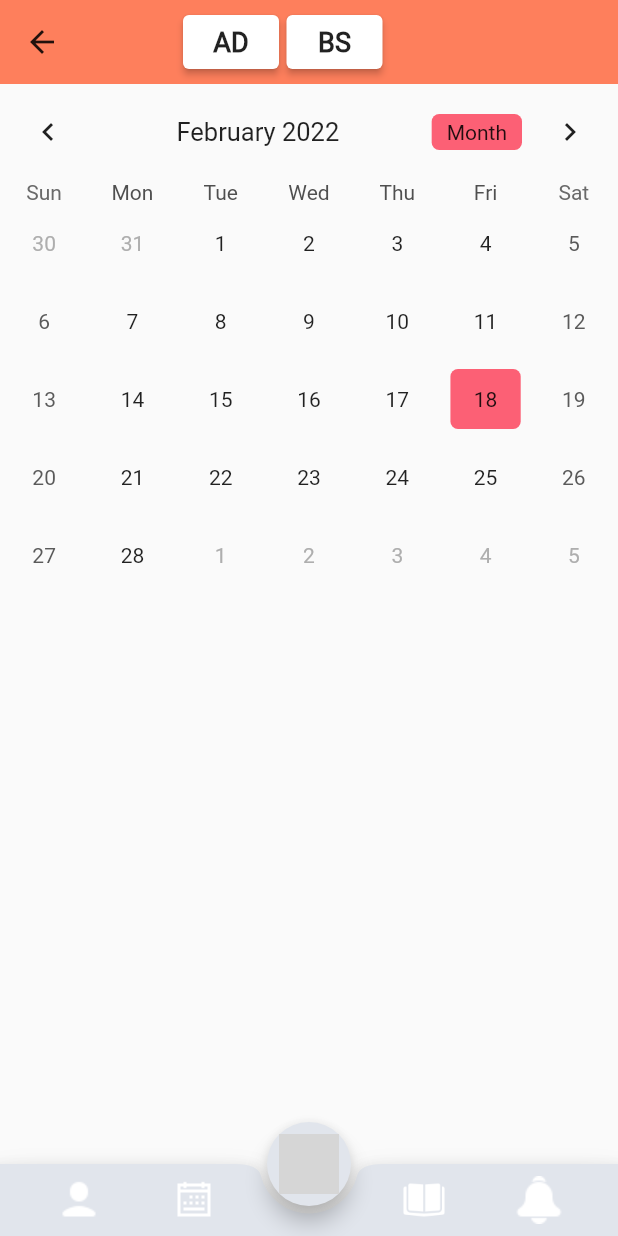
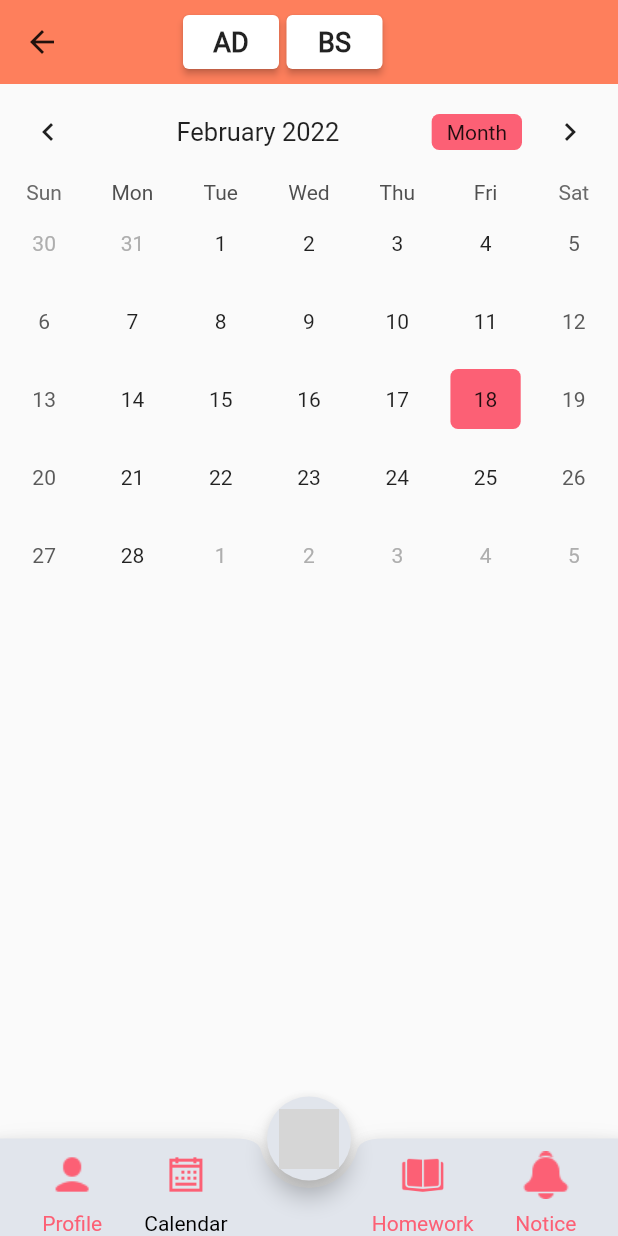
Before and after one commit to kalind7/Excel_public_school, a Flutter app: the screen it shows after launch, item 2 of the bottom bar chosen, on a phone screen of 412 x 824 dp. Run offline on Flutter 3.47's test engine with Material 2 defaults, Android fonts, the phone set to English and light mode, and no system bars; drawn by our look-alikes of table_calendar; our stand-ins replace flutter_svg, fluttertoast, form_field_validator, get, hexcolor and 1 more; missing offline and left inert: dart:ffi, nepali_date_picker; grey boxes are pictures that could not be loaded.

Commit message:
new changes....

```diff
--- a/lib/main.dart
+++ b/lib/main.dart
@@ -1,6 +1,5 @@
 import 'package:excel_public_school/ui_pages/dashboard.dart';
 import 'package:excel_public_school/ui_pages/login_page.dart';
-import 'package:excel_public_school/ui_pages/splash_screen.dart';
 import 'package:flutter/material.dart';
 import 'package:flutter/services.dart';
 import 'package:get/get.dart';
@@ -32,7 +31,7 @@ class MyApp extends StatelessWidget {
       ),
       initialRoute: '/',
       routes: {
-        '/': (context)=> const Dashboard(),
+        '/': (context)=>  HomePage(),
         '/login': (context) => const LoginPage(),
       },
     );
--- a/lib/ui_pages/calendar.dart
+++ b/lib/ui_pages/calendar.dart
@@ -47,7 +47,7 @@ class _CalendarState extends State<Calendar> {
         leading: IconButton(
           onPressed: () {
             Navigator.push(context,
-                MaterialPageRoute(builder: (context) => const Dashboard()));
+                MaterialPageRoute(builder: (context) => const HomePage()));
           },
           icon: const Icon(Icons.arrow_back, color: Colors.black87,),
         ),
--- a/lib/ui_pages/dashboard.dart
+++ b/lib/ui_pages/dashboard.dart
@@ -37,15 +37,15 @@ void SelectedItem(BuildContext context, item) {
   }
 }
 
-class Dashboard extends StatefulWidget {
-  const Dashboard({Key? key}) : super(key: key);
+class HomePage extends StatefulWidget {
+  const HomePage({Key? key}) : super(key: key);
 
 
   @override
-  _DashboardState createState() => _DashboardState();
+  _HomePageState createState() => _HomePageState();
 }
 
-class _DashboardState extends State<Dashboard>  {
+class _HomePageState extends State<HomePage>  {
 
   final bool _showNotch = true;
   final FloatingActionButtonLocation
@@ -84,7 +84,7 @@ class _DashboardState extends State<Dashboard>  {
 
   void onChangedTab(int index){
     setState(() {
-     this.index = index;
+      this.index = index;
     });
   }
 }
--- a/lib/ui_pages/login_page.dart
+++ b/lib/ui_pages/login_page.dart
@@ -237,7 +237,7 @@ class _LoginPageState extends State<LoginPage> {
                             Navigator.push(
                                 context,
                                 MaterialPageRoute(
-                                    builder: (context) => const Dashboard()));
+                                    builder: (context) => const HomePage()));
                           }
                         }),
                     const Footer(),
--- a/lib/ui_pages/newDashboard.dart
+++ b/lib/ui_pages/newDashboard.dart
@@ -1,27 +1,20 @@
-import 'package:excel_public_school/widgets/bottom_nav_bar.dart';
-import 'package:excel_public_school/widgets/category_drawer.dart';
 import 'package:excel_public_school/widgets/grid_view.dart';
 import 'package:excel_public_school/widgets/landing_page.dart';
 import 'package:flutter/material.dart';
 
+
 class NewDashboard extends StatelessWidget {
-   NewDashboard({Key? key}) : super(key: key);
-
-  final GlobalKey<ScaffoldState> _scaffoldKey = GlobalKey<ScaffoldState>();
-
+    NewDashboard({Key? key}) : super(key: key);
+   final GlobalKey<ScaffoldState> _scaffoldKey = GlobalKey<ScaffoldState>();
 
   @override
   Widget build(BuildContext context) {
     return Scaffold(
       key: _scaffoldKey,
-      drawer: CategoryDrawer(),
-
       body: ListView(
         children: [
           LandingPage(iconTitle: 'files/icons/four_bar_menu.svg',onPress: (){_scaffoldKey.currentState!.openDrawer();},),
-
-          const Gridview(),
-
+          Gridview(),
         ],
       ),
     );
--- a/lib/widgets/bottom_nav_bar.dart
+++ b/lib/widgets/bottom_nav_bar.dart
@@ -21,31 +21,72 @@ class TabBarMaterialWidget extends StatefulWidget {
 
 class _TabBarMaterialWidgetState extends State<TabBarMaterialWidget> {
 
-
-
   @override
   Widget build(BuildContext context) {
 
-    final placeHolder = Opacity(
+    const placeHolder =  Opacity(
         opacity: 0,
-      child: IconButton(onPressed: null, icon: Icon(Icons.no_cell)),
+      child: IconButton(onPressed: null, icon:  Icon(Icons.no_cell)),
 
     );
 
     return BottomAppBar(
-      shape: CircularNotchedRectangle(),
+      shape: const CircularNotchedRectangle(),
       notchMargin: 5,
       color: HexColor('#E1E5EC'),
+        child: SizedBox(
+            height: 65,
             child: Row(
               mainAxisAlignment: MainAxisAlignment.spaceEvenly,
               children:[
+
+                Column(
+                  mainAxisSize: MainAxisSize.min,
+                  children: [
                     buildTabItem(index: 0, icon: 'files/bottom_navbar_icons/profile.png'),
+
+                    Text('Profile', style: TextStyle(color: widget.index == 0 ? Colors.black: pinkOne),)
+
+                  ],
+                ),
+
+
+                Column(
+                  mainAxisSize: MainAxisSize.min,
+                  children: [
                     buildTabItem(index: 1, icon: 'files/bottom_navbar_icons/calendar.png'),
+
+                    Text('Calendar', style: TextStyle(color: widget.index == 1 ? Colors.black: pinkOne),)
+
+                  ],
+                ),
+
                 placeHolder,
+
+
+                Column(
+                  mainAxisSize: MainAxisSize.min,
+                  children: [
                     buildTabItem(index: 2, icon: 'files/bottom_navbar_icons/homework.png'),
+
+                    Text('Homework', style: TextStyle(color: widget.index == 2 ? Colors.black: pinkOne),)
+
+                  ],
+                ),
+
+                Column(
+                  mainAxisSize: MainAxisSize.min,
+                  children: [
                     buildTabItem(index: 3, icon: 'files/bottom_navbar_icons/notice.png'),
 
+                    Text('Notice', style: TextStyle(color: widget.index == 3 ? Colors.black: pinkOne),)
+
                   ],
+                ),
+
+
+              ],
+            ),
           ),
 
     );
@@ -55,18 +96,10 @@ class _TabBarMaterialWidgetState extends State<TabBarMaterialWidget> {
   required int index,
     required String icon
 }){
-
-    final isSelected = index == widget.index;
-
-    return IconTheme(
-        data: IconThemeData(
-          color: isSelected ? pinkOne : Colors.black,
-        ),
-        child: IconButton(
-      color: pinkOne,
+    return  IconButton(
       onPressed: () => widget.onChangedTab(index),
-      icon: Image.asset(icon),
-    ));
+      icon: Image.asset(icon, color: pinkOne),
+    );
   }
 
 }
--- a/lib/widgets/category_drawer.dart
+++ b/lib/widgets/category_drawer.dart
@@ -148,6 +148,7 @@ class _CategoryDrawerState extends State<CategoryDrawer> {
             ),
             child:
             ListView.builder(
+              padding: const EdgeInsets.only(bottom: 20.0),
               itemCount:items.length ,
                 itemBuilder: (context, index){
                 return Column(
```
Lines whose indentation alone changed are shown as unchanged.
